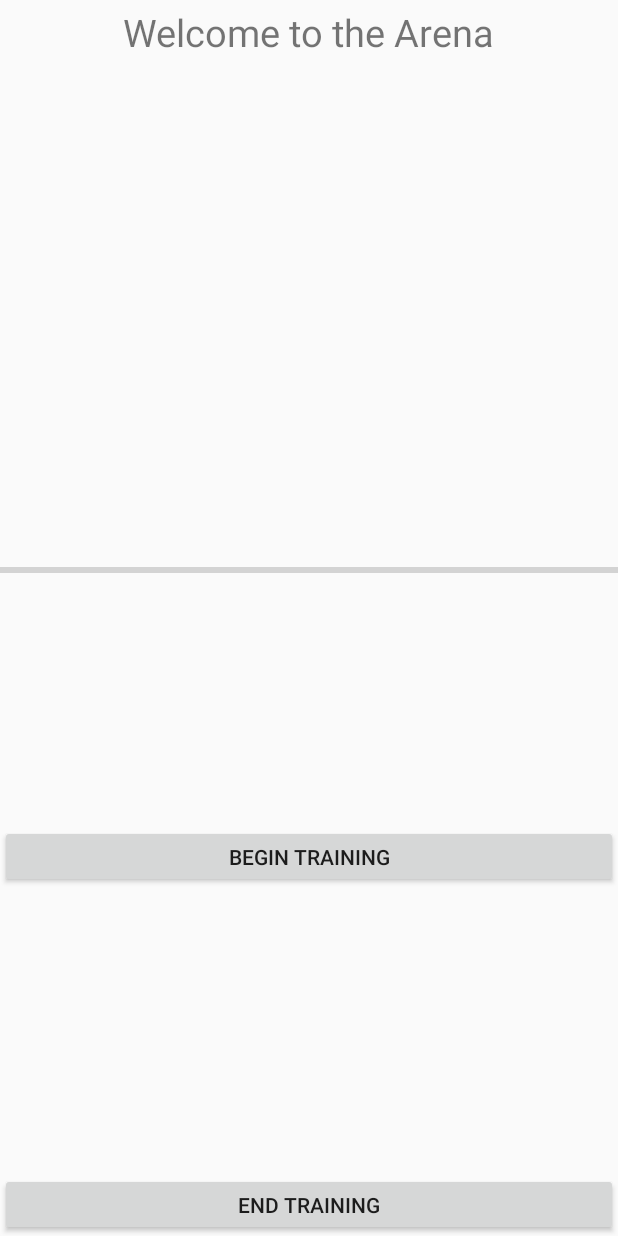
After one commit to StringerKent/BFG, an Android app: the layout fragment_circut.xml on its own in the app's theme, with its tools: preview values and no code run, on a phone screen of 412 x 824 dp. The commit adds this screen. Run offline under Robolectric (Android 15) with nearby library versions, the phone set to English and light mode, and no system bars.

Commit message:
Random Battles, Circut training, began json saving of user and character

```diff
--- /dev/null
+++ b/BFG/app/src/main/res/layout/fragment_circut.xml
@@ -0,0 +1,67 @@
+<?xml version="1.0" encoding="utf-8"?>
+<RelativeLayout xmlns:android="http://schemas.android.com/apk/res/android"
+    xmlns:tools="http://schemas.android.com/tools"
+    android:id="@+id/ExerciseBackground"
+    android:layout_width="match_parent"
+    android:layout_height="match_parent"
+    android:orientation="vertical"
+    tools:context=".FragmentCircut">
+
+    <!-- TODO: Update blank fragment layout -->
+    <TextView
+        android:id="@+id/textTitle"
+        android:layout_width="wrap_content"
+        android:layout_height="wrap_content"
+        android:layout_centerHorizontal="true"
+        android:layout_marginTop="4dp"
+        android:text="Welcome to the Arena"
+        android:textSize="25sp" />
+
+    <Button
+        android:id="@+id/beginWorkOut"
+        android:layout_width="match_parent"
+        android:layout_height="42dp"
+        android:layout_alignParentStart="true"
+        android:layout_alignParentBottom="true"
+        android:layout_marginStart="0dp"
+        android:layout_marginBottom="232dp"
+        android:text="Begin Training" />
+
+    <Button
+        android:id="@+id/retreatButton"
+        android:layout_width="match_parent"
+        android:layout_height="42dp"
+        android:layout_alignParentStart="true"
+        android:layout_alignParentBottom="true"
+        android:layout_marginStart="0dp"
+        android:layout_marginBottom="0dp"
+        android:text="End Training" />
+
+    <ScrollView
+        android:layout_width="match_parent"
+        android:layout_height="190dp"
+        android:layout_below="@+id/beginWorkOut"
+        android:layout_alignParentStart="true"
+        android:layout_marginTop="-232dp">
+
+        <LinearLayout
+            android:id="@+id/display"
+            android:layout_width="match_parent"
+            android:layout_height="wrap_content"
+            android:orientation="vertical">
+
+        </LinearLayout>
+    </ScrollView>
+
+    <ProgressBar
+        android:id="@+id/healthBar"
+        style="?android:attr/progressBarStyleHorizontal"
+        android:layout_width="match_parent"
+        android:layout_height="10dp"
+        android:layout_above="@+id/beginWorkOut"
+        android:layout_alignParentTop="true"
+        android:layout_marginTop="210dp"
+        android:progressTint="@android:color/holo_red_dark" />
+
+
+</RelativeLayout>
```
Also changed, not shown: BFG/app/src/main/java/com/example/kentstringer/bfg/FragmentCircut.java (added, +313 -0 lines), BFG/app/src/main/java/com/example/kentstringer/bfg/FragmentMap.java (+26 -7 lines), BFG/app/src/main/java/com/example/kentstringer/bfg/MainActivity.java (+11 -2 lines), BFG/app/src/main/java/com/example/kentstringer/bfg/SecondActivity.java (+4 -4 lines), BFG/app/src/main/java/com/example/kentstringer/bfg/models/Monster.java (+28 -0 lines), BFG/app/src/main/java/com/example/kentstringer/bfg/models/PlayerCharacter.java (renamed from BFG/app/src/main/java/com/example/kentstringer/bfg/models/Character.java, +38 -3 lines), BFG/app/src/main/java/com/example/kentstringer/bfg/models/User.java (+45 -12 lines), BFG/app/src/main/res/layout/fragment_map.xml (+10 -0 lines).
